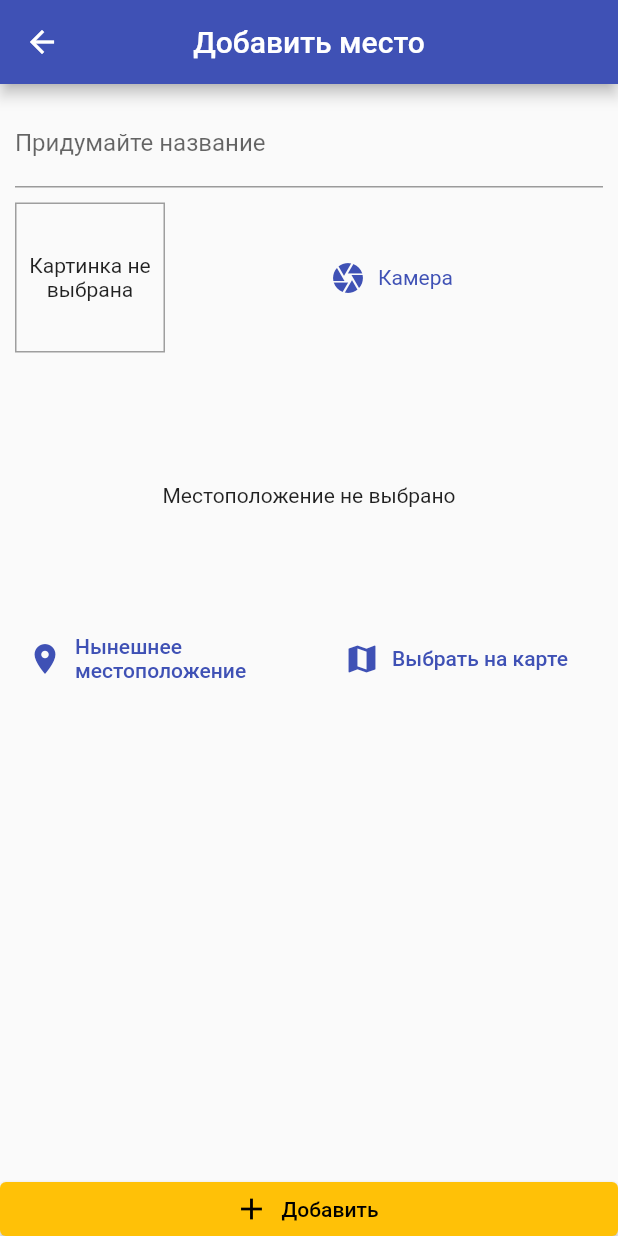
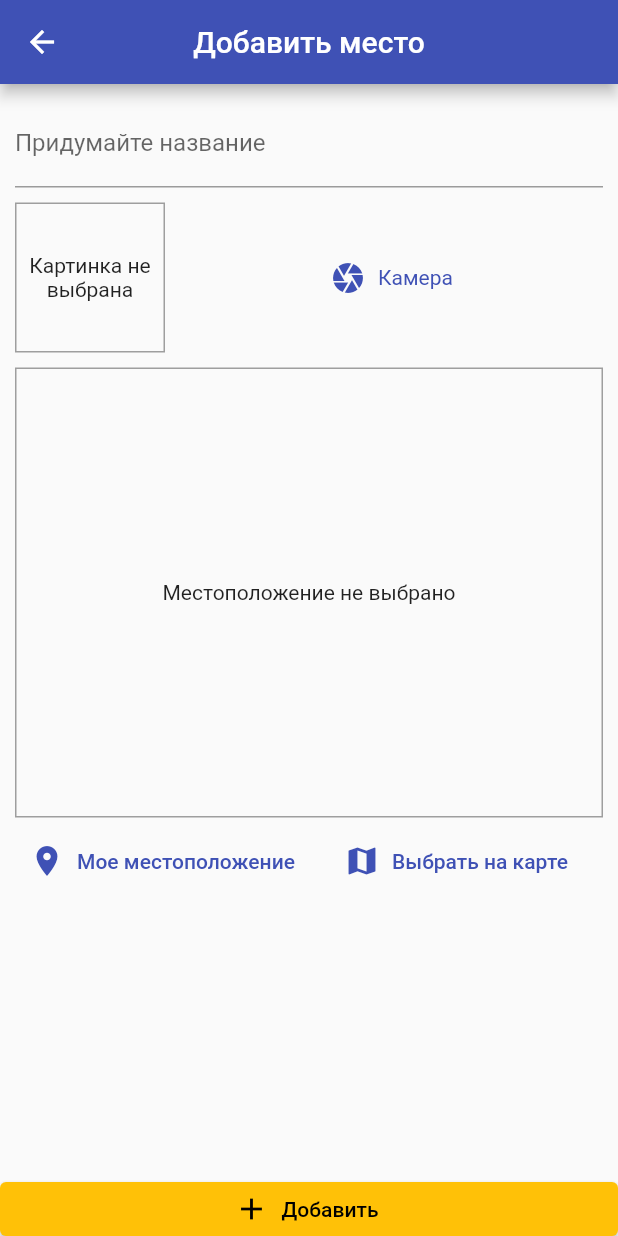
Before and after one commit to Puzikovsa/my_adventures, a Flutter app: the AddPlacePage screen opened by its route, on a phone screen of 412 x 824 dp. Run offline on Flutter 3.47's test engine with Material 2 defaults, Android fonts, the phone set to English and light mode, and no system bars; our stand-ins replace hive_flutter, image_picker; accounts and stored records are empty.

```diff
--- a/lib/widgets/location_input.dart
+++ b/lib/widgets/location_input.dart
@@ -15,9 +15,15 @@ class _LocationInputState extends State<LocationInput> {
     return Column(
       children: [
         Container(
-          height: 170,
+          height: 300,
           width: double.infinity,
           alignment: Alignment.center,
+          decoration: BoxDecoration(
+            border: Border.all(
+              width: 1,
+              color: Colors.grey
+            ),
+          ),
           child: _previewImageUrl == null
               ? const Text('Местоположение не выбрано')
               : Image.network(
@@ -26,20 +32,27 @@ class _LocationInputState extends State<LocationInput> {
                   width: double.infinity,
                 ),
         ),
+        const SizedBox(
+          height: 5,
+        ),
         Row(
           children: [
             Expanded(
               child: TextButton.icon(
                 onPressed: () {},
                 icon: const Icon(Icons.location_on),
-                label: const Text('Нынешнее местоположение'),
+                label: const Text('Мое местоположение',
+                  textAlign: TextAlign.center,
+                ),
               ),
             ),
             Expanded(
               child: TextButton.icon(
                 onPressed: () {},
                 icon: const Icon(Icons.map),
-                label: const Text('Выбрать на карте'),
+                label: const Text('Выбрать на карте',
+                textAlign: TextAlign.center,
+                ),
               ),
             ),
           ],
```
Also changed, not shown: 1 other file.
